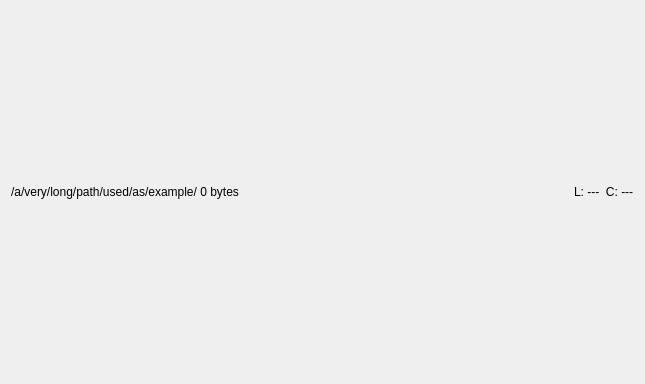
eteran/nedit-ng, file source/ui/DocumentWidget.ui: the form before one commit.
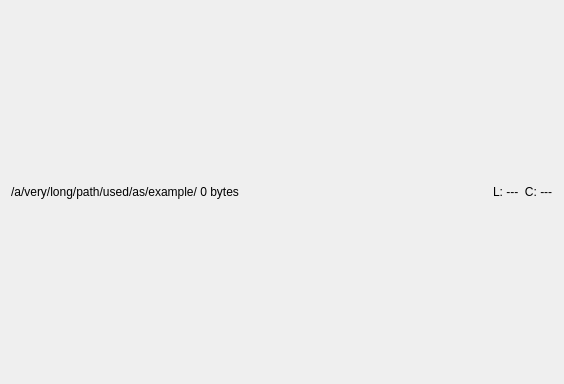
The form after the commit. Custom widgets are drawn as their Qt base class.

```diff
--- a/source/ui/DocumentWidget.ui
+++ b/source/ui/DocumentWidget.ui
@@ -6,7 +6,7 @@
    <rect>
     <x>0</x>
     <y>0</y>
-    <width>645</width>
+    <width>564</width>
     <height>384</height>
    </rect>
   </property>
@@ -42,7 +42,13 @@
        <number>0</number>
       </property>
       <item>
-       <widget class="QLabel" name="labelFileAndSize">
+       <widget class="ElidedLabel" name="labelFileAndSize">
+        <property name="sizePolicy">
+         <sizepolicy hsizetype="Ignored" vsizetype="Preferred">
+          <horstretch>0</horstretch>
+          <verstretch>0</verstretch>
+         </sizepolicy>
+        </property>
         <property name="text">
          <string>/a/very/long/path/used/as/example/ 0 bytes</string>
         </property>
@@ -51,21 +57,14 @@
         </property>
        </widget>
       </item>
-      <item>
-       <spacer name="horizontalSpacer">
-        <property name="orientation">
-         <enum>Qt::Horizontal</enum>
-        </property>
-        <property name="sizeHint" stdset="0">
-         <size>
-          <width>266</width>
-          <height>20</height>
-         </size>
-        </property>
-       </spacer>
-      </item>
       <item>
        <widget class="QLabel" name="labelStats">
+        <property name="sizePolicy">
+         <sizepolicy hsizetype="Maximum" vsizetype="Preferred">
+          <horstretch>0</horstretch>
+          <verstretch>0</verstretch>
+         </sizepolicy>
+        </property>
         <property name="text">
          <string>L: ---  C: ---</string>
         </property>
@@ -76,6 +75,13 @@
    </item>
   </layout>
  </widget>
+ <customwidgets>
+  <customwidget>
+   <class>ElidedLabel</class>
+   <extends>QLabel</extends>
+   <header>ElidedLabel.h</header>
+  </customwidget>
+ </customwidgets>
  <resources/>
  <connections/>
 </ui>
```
Left out of the diff: 2 changed lines with no effect on the pictures.
